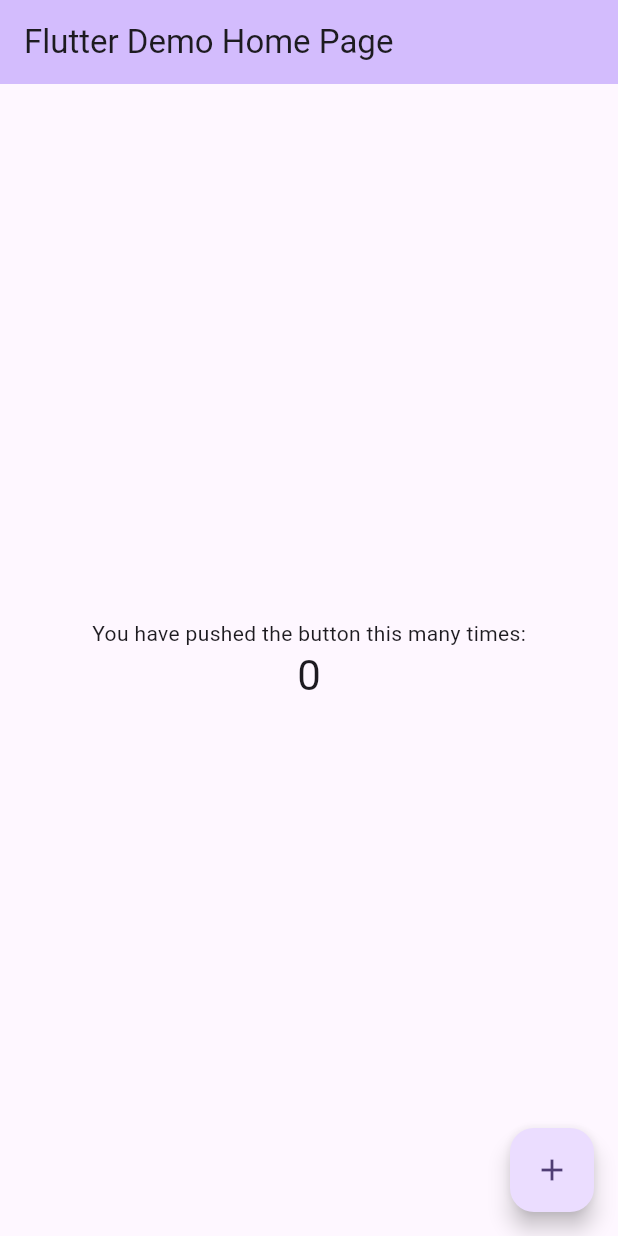
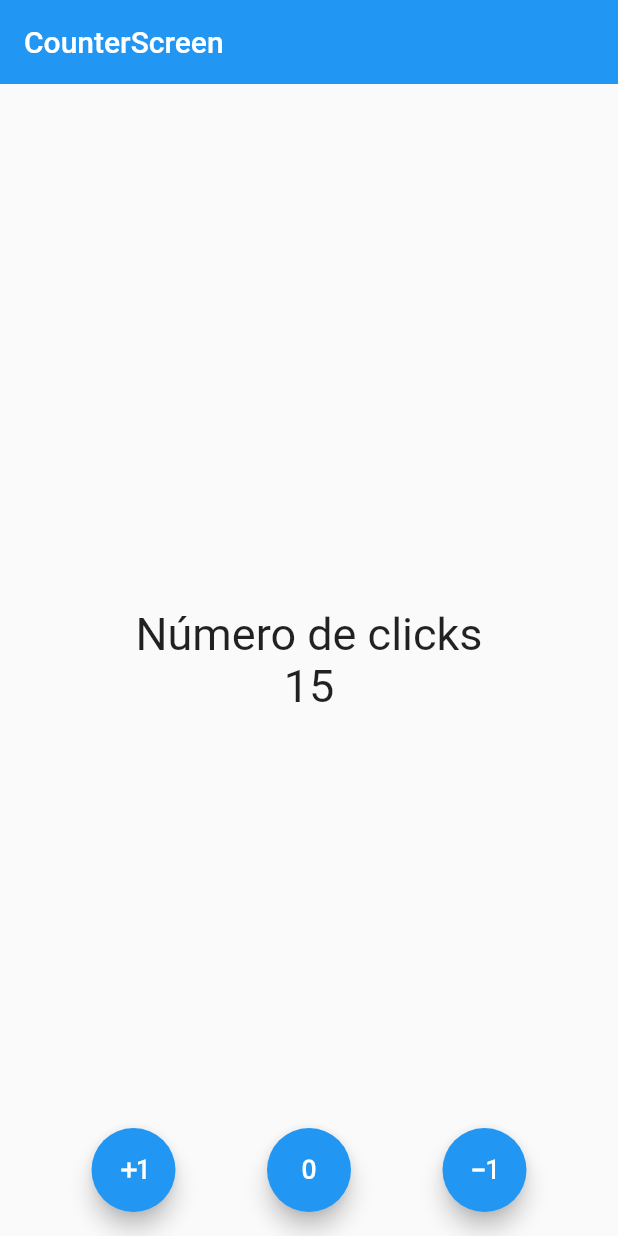
Before and after one commit to pablo1mc315/TFG-GoShopp, a Flutter app: the screen it shows after launch, on a phone screen of 412 x 824 dp. Run offline on Flutter 3.47's test engine with Material 2 defaults, Android fonts, the phone set to English and light mode, and no system bars.

Commit message:
Aprendiendo a usar Flutter: tutorial básico

```diff
--- a/lib/main.dart
+++ b/lib/main.dart
@@ -1,125 +1,16 @@
 import 'package:flutter/material.dart';
+import 'package:goshopp/screens/counter_screen.dart';
 
 void main() {
   runApp(const MyApp());
 }
 
 class MyApp extends StatelessWidget {
-  const MyApp({super.key});
-
-  // This widget is the root of your application.
-  @override
-  Widget build(BuildContext context) {
-    return MaterialApp(
-      title: 'Flutter Demo',
-      theme: ThemeData(
-        // This is the theme of your application.
-        //
-        // TRY THIS: Try running your application with "flutter run". You'll see
-        // the application has a blue toolbar. Then, without quitting the app,
-        // try changing the seedColor in the colorScheme below to Colors.green
-        // and then invoke "hot reload" (save your changes or press the "hot
-        // reload" button in a Flutter-supported IDE, or press "r" if you used
-        // the command line to start the app).
-        //
-        // Notice that the counter didn't reset back to zero; the application
-        // state is not lost during the reload. To reset the state, use hot
-        // restart instead.
-        //
-        // This works for code too, not just values: Most code changes can be
-        // tested with just a hot reload.
-        colorScheme: ColorScheme.fromSeed(seedColor: Colors.deepPurple),
-        useMaterial3: true,
-      ),
-      home: const MyHomePage(title: 'Flutter Demo Home Page'),
-    );
-  }
-}
-
-class MyHomePage extends StatefulWidget {
-  const MyHomePage({super.key, required this.title});
-
-  // This widget is the home page of your application. It is stateful, meaning
-  // that it has a State object (defined below) that contains fields that affect
-  // how it looks.
-
-  // This class is the configuration for the state. It holds the values (in this
-  // case the title) provided by the parent (in this case the App widget) and
-  // used by the build method of the State. Fields in a Widget subclass are
-  // always marked "final".
-
-  final String title;
-
-  @override
-  State<MyHomePage> createState() => _MyHomePageState();
-}
-
-class _MyHomePageState extends State<MyHomePage> {
-  int _counter = 0;
-
-  void _incrementCounter() {
-    setState(() {
-      // This call to setState tells the Flutter framework that something has
-      // changed in this State, which causes it to rerun the build method below
-      // so that the display can reflect the updated values. If we changed
-      // _counter without calling setState(), then the build method would not be
-      // called again, and so nothing would appear to happen.
-      _counter++;
-    });
-  }
+  const MyApp({Key? key}) : super(key: key);
 
   @override
   Widget build(BuildContext context) {
-    // This method is rerun every time setState is called, for instance as done
-    // by the _incrementCounter method above.
-    //
-    // The Flutter framework has been optimized to make rerunning build methods
-    // fast, so that you can just rebuild anything that needs updating rather
-    // than having to individually change instances of widgets.
-    return Scaffold(
-      appBar: AppBar(
-        // TRY THIS: Try changing the color here to a specific color (to
-        // Colors.amber, perhaps?) and trigger a hot reload to see the AppBar
-        // change color while the other colors stay the same.
-        backgroundColor: Theme.of(context).colorScheme.inversePrimary,
-        // Here we take the value from the MyHomePage object that was created by
-        // the App.build method, and use it to set our appbar title.
-        title: Text(widget.title),
-      ),
-      body: Center(
-        // Center is a layout widget. It takes a single child and positions it
-        // in the middle of the parent.
-        child: Column(
-          // Column is also a layout widget. It takes a list of children and
-          // arranges them vertically. By default, it sizes itself to fit its
-          // children horizontally, and tries to be as tall as its parent.
-          //
-          // Column has various properties to control how it sizes itself and
-          // how it positions its children. Here we use mainAxisAlignment to
-          // center the children vertically; the main axis here is the vertical
-          // axis because Columns are vertical (the cross axis would be
-          // horizontal).
-          //
-          // TRY THIS: Invoke "debug painting" (choose the "Toggle Debug Paint"
-          // action in the IDE, or press "p" in the console), to see the
-          // wireframe for each widget.
-          mainAxisAlignment: MainAxisAlignment.center,
-          children: <Widget>[
-            const Text(
-              'You have pushed the button this many times:',
-            ),
-            Text(
-              '$_counter',
-              style: Theme.of(context).textTheme.headlineMedium,
-            ),
-          ],
-        ),
-      ),
-      floatingActionButton: FloatingActionButton(
-        onPressed: _incrementCounter,
-        tooltip: 'Increment',
-        child: const Icon(Icons.add),
-      ), // This trailing comma makes auto-formatting nicer for build methods.
-    );
+    return const MaterialApp(
+        debugShowCheckedModeBanner: false, home: CounterScreen());
   }
 }
--- /dev/null
+++ b/lib/screens/counter_screen.dart
@@ -0,0 +1,88 @@
+import 'package:flutter/material.dart';
+
+class CounterScreen extends StatefulWidget {
+  const CounterScreen({Key? key}) : super(key: key);
+
+  @override
+  State<CounterScreen> createState() => _CounterScreenState();
+}
+
+class _CounterScreenState extends State<CounterScreen> {
+  int counter = 15;
+
+  void increase() {
+    counter++;
+    setState(() {});
+  }
+
+  void decrease() {
+    counter--;
+    setState(() {});
+  }
+
+  void reset() {
+    counter = 0;
+    setState(() {});
+  }
+
+  @override
+  Widget build(BuildContext context) {
+    const fontSize30 = TextStyle(fontSize: 30);
+
+    return Scaffold(
+      appBar: AppBar(
+        title: const Text("CounterScreen"),
+        elevation: 0,
+      ),
+      body: Center(
+        child: Column(
+          mainAxisAlignment: MainAxisAlignment.center,
+          children: [
+            const Text("Número de clicks", style: fontSize30),
+            Text("$counter", style: fontSize30)
+          ],
+        ),
+      ),
+      floatingActionButtonLocation: FloatingActionButtonLocation.centerFloat,
+      floatingActionButton: CustomFloatingActions(
+        increaseFn: increase,
+        decreaseFn: decrease,
+        resetFn: reset,
+      ),
+    );
+  }
+}
+
+class CustomFloatingActions extends StatelessWidget {
+  final Function increaseFn;
+  final Function decreaseFn;
+  final Function resetFn;
+
+  const CustomFloatingActions({
+    super.key,
+    required this.increaseFn,
+    required this.decreaseFn,
+    required this.resetFn,
+  });
+
+  @override
+  Widget build(BuildContext context) {
+    return Row(
+      mainAxisAlignment: MainAxisAlignment.spaceEvenly,
+      children: [
+        FloatingActionButton(
+          child: const Icon(Icons.exposure_plus_1),
+          onPressed: () => increaseFn(),
+        ),
+        FloatingActionButton(
+          child: const Icon(Icons.exposure_zero),
+          onPressed: () => resetFn(),
+        ),
+        FloatingActionButton(
+          child: const Icon(Icons.exposure_minus_1),
+          onPressed: () => decreaseFn(),
+        ),
+      ],
+    );
+  }
+}
```
